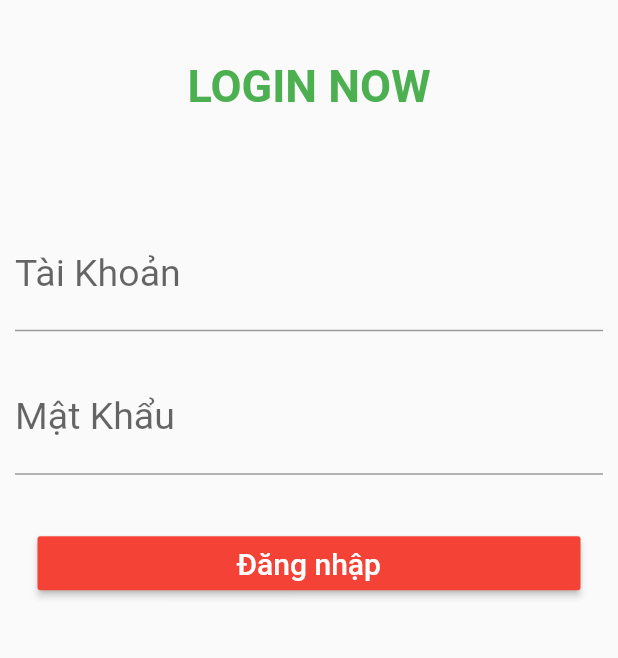
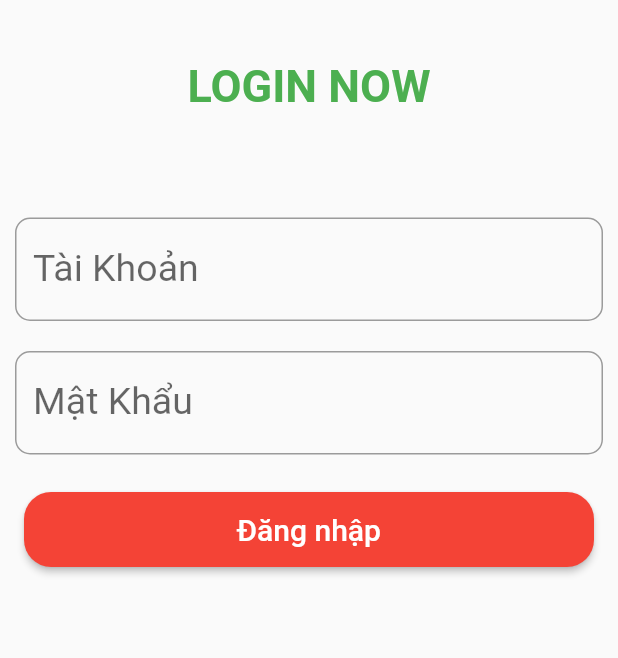
Before and after one commit to vuquangdai1997/coffee_quang_dai, a Flutter app: the screen it shows after launch, after a tap on "Sing IN", on a phone screen of 412 x 824 dp, the part 84-742 px from its top. Run offline on Flutter 3.47's test engine with Material 2 defaults, Android fonts, the phone set to English and light mode, and no system bars; our stand-ins replace flutter_svg; missing offline and left inert: dropdownfield; accounts and stored records are empty.

Commit message:
Dong dep trai

```diff
--- a/lib/screens/Login/ListLogin.dart
+++ b/lib/screens/Login/ListLogin.dart
@@ -1,7 +1,7 @@
 import 'package:CoffeeQuangDai/screens/Login/login.dart';
 import 'dart:async';
 import 'dart:convert';
-import 'package:http/http.dart';
+//import 'package:http/http.dart';
 class ListLogin {
   String taiKhoan;
   String matKhau;
--- a/lib/screens/Login/body_Dang_Nhap.dart
+++ b/lib/screens/Login/body_Dang_Nhap.dart
@@ -1,56 +1,176 @@
-
 import 'package:flutter/cupertino.dart';
 import 'package:flutter/material.dart';
 import 'login.dart';
 import 'singout.dart';
-
+import 'package:CoffeeQuangDai/constants.dart';
 class Body extends StatelessWidget {
   @override
   Widget build(BuildContext context) {
-    return Container(
+    return SingleChildScrollView(
       child: Column(
         mainAxisAlignment: MainAxisAlignment.start,
         crossAxisAlignment: CrossAxisAlignment.start,
         children: [
-              Expanded(
-
-                  child: Column(
+          Container(
+            margin: EdgeInsets.only(bottom: 10),
+            child: Stack(
               children: [
-                        Image.asset('assets/images/background.jpg',),
+                Image.asset(
+                  'assets/images/background.jpg',
+                ),
               ],
             ),
           ),
-             Expanded(
-                   child:Center(
-
+          Container(
+            child: Center(
               child: Row(
                 mainAxisAlignment: MainAxisAlignment.start,
                 crossAxisAlignment: CrossAxisAlignment.start,
                 children: [
-                         Padding(padding:EdgeInsets.only(left: 15)),
+                  Padding(padding: EdgeInsets.only(left: 15)),
                   Expanded(
-
-                          child: MaterialButton(child: Text('Sing IN', style: TextStyle(fontSize: 20.0, fontWeight: FontWeight.bold),),
-                            color: Colors.cyanAccent,
+                    child: MaterialButton(
+                      child: Text(
+                        'Mang về ',
+                        style: TextStyle(
+                            fontSize: 20.0, fontWeight: FontWeight.bold),
+                      ),
+                      color: Colors.lime,
                       textColor: Colors.white,
-                            onPressed: () {Navigator.push(context, MaterialPageRoute(builder: (context){
+                      onPressed: () {
+                        Navigator.push(context,
+                            MaterialPageRoute(builder: (context) {
                               return Login();
                             }));
                       },
                     ),
                   ),
-                         Padding(padding:EdgeInsets.only(right: 15)),
+                  Padding(padding: EdgeInsets.only(right: 15)),
                   Expanded(
-                           child: MaterialButton(child: Text('Sing UP', style: TextStyle(fontSize: 20.0, fontWeight: FontWeight.bold),),
-                             color: Colors.cyanAccent,
+                    child: MaterialButton(
+                      child: Text(
+                        'Giao tận nơi',
+                        style: TextStyle(
+                            fontSize: 20.0, fontWeight: FontWeight.bold),
+                      ),
+                      color: Colors.lime,
                       textColor: Colors.white,
-                             onPressed: () {Navigator.push(context, MaterialPageRoute(builder: (context){
+                      onPressed: () {
+                        Navigator.push(context,
+                            MaterialPageRoute(builder: (context) {
                               return Khaithongtin();
                             }));
                       },
                     ),
                   ),
-                         Padding(padding:EdgeInsets.only(right: 15)),
+                  Padding(padding: EdgeInsets.only(right: 15)),
+                ],
+              ),
+            ),
+          ),
+          SizedBox(
+            width: 420,
+            height: 150,
+            child: Container(
+              margin: EdgeInsets.all(10),
+              decoration: BoxDecoration(
+                borderRadius: BorderRadius.circular(10),
+                color: Colors.yellow.withOpacity(0.3),
+
+              ),
+              child: Column(
+                mainAxisAlignment: MainAxisAlignment.start,
+                crossAxisAlignment: CrossAxisAlignment.start,
+                children: [
+                  Padding(padding: EdgeInsets.all(10)),
+                  Padding(
+                    child:  Text('Giảm giá tất cả các sản phẩm từ ngày 3/1 - 4/1', style: TextStyle(fontSize: 18,fontWeight: FontWeight.bold)),
+                    padding: EdgeInsets.only(left: 15),
+                  ),
+                  Padding(
+                    child:  Text('Khuyến mại khủng lên đến 40 %', style: TextStyle(fontSize: 18,fontWeight: FontWeight.bold)),
+                    padding: EdgeInsets.only(left: 15),
+                  ),
+                  Padding(padding: EdgeInsets.only(left: 15),
+                  child:Text('Xin mời Quý khách hàng hãy đến mua ngay', style: TextStyle(fontSize: 18,fontWeight: FontWeight.bold)),
+                  )
+                ],
+              ),
+            ),
+          ),
+          SizedBox(
+            width: 420,
+            height: 150,
+            child: Container(
+              margin: EdgeInsets.all(10),
+              decoration: BoxDecoration(
+                borderRadius: BorderRadius.circular(10),
+                color: Colors.yellow.withOpacity(0.3),
+
+              ),
+              child: Column(
+                mainAxisAlignment: MainAxisAlignment.start,
+                crossAxisAlignment: CrossAxisAlignment.start,
+                children: [
+                  Padding(padding: EdgeInsets.all(10)),
+                  Padding(
+                    child:  Text('Giảm giá tất cả các sản phẩm nước uống từ ngày 30/4 - 8/5', style: TextStyle(fontSize: 18,fontWeight: FontWeight.bold)),
+                    padding: EdgeInsets.only(left: 15),
+                  ),
+                  Padding(
+                    child:  Text('Khuyến mại khủng lên đến 15 %', style: TextStyle(fontSize: 18,fontWeight: FontWeight.bold)),
+                    padding: EdgeInsets.only(left: 15),
+                  ),
+                  Padding(padding: EdgeInsets.only(left: 15),
+                    child:Text('Xin mời Quý khách hàng hãy đến mua ngay', style: TextStyle(fontSize: 18,fontWeight: FontWeight.bold)),
+                  )
+                ],
+              ),
+            ),
+          ),
+          Container(
+            child: Center(
+              child: Row(
+                mainAxisAlignment: MainAxisAlignment.start,
+                crossAxisAlignment: CrossAxisAlignment.start,
+                children: [
+                  Padding(padding: EdgeInsets.only(left: 15)),
+                  Expanded(
+                    child: MaterialButton(
+                      child: Text(
+                        'Sing IN',
+                        style: TextStyle(
+                            fontSize: 20.0, fontWeight: FontWeight.bold),
+                      ),
+                      color: Colors.cyanAccent,
+                      textColor: Colors.white,
+                      onPressed: () {
+                        Navigator.push(context,
+                            MaterialPageRoute(builder: (context) {
+                          return Login();
+                        }));
+                      },
+                    ),
+                  ),
+                  Padding(padding: EdgeInsets.only(right: 15)),
+                  Expanded(
+                    child: MaterialButton(
+                      child: Text(
+                        'Sing UP',
+                        style: TextStyle(
+                            fontSize: 20.0, fontWeight: FontWeight.bold),
+                      ),
+                      color: Colors.cyanAccent,
+                      textColor: Colors.white,
+                      onPressed: () {
+                        Navigator.push(context,
+                            MaterialPageRoute(builder: (context) {
+                          return Khaithongtin();
+                        }));
+                      },
+                    ),
+                  ),
+                  Padding(padding: EdgeInsets.only(right: 15)),
                 ],
               ),
             ),
--- a/lib/screens/Login/login.dart
+++ b/lib/screens/Login/login.dart
@@ -50,6 +50,9 @@ class _LoginState extends State<Login> {
 
                     decoration: InputDecoration(
                         labelText: 'Tài Khoản',
+                        border: OutlineInputBorder(
+                          borderRadius: BorderRadius.circular(10),
+                        ),
                     ),
                     style: TextStyle(color: Colors.black, fontSize: 25),
                     controller: controlertaikhoan,
@@ -66,6 +69,9 @@ class _LoginState extends State<Login> {
                     obscureText: true,
                     decoration: InputDecoration(
                       labelText: 'Mật Khẩu',
+                      border: OutlineInputBorder(
+                        borderRadius: BorderRadius.circular(10),
+                      ),
                     ),
                     style: TextStyle(color: Colors.black, fontSize: 25),
                     controller: contronlermatkhau,
@@ -77,14 +83,20 @@ class _LoginState extends State<Login> {
                     }
                 ),
               ),
-              Row(
-                children:<Widget> [
-                  Expanded(
+              Padding(padding: EdgeInsets.only(top: 15)),
+                SizedBox(
+                  width: 380,
+                  height: 50,
                   child:Container(
-                      margin: EdgeInsets.all(25),
+                    decoration: BoxDecoration(
+                      borderRadius: BorderRadius.circular(30),
+                    ),
                   child: MaterialButton(
                     child: Text('Đăng nhập', style: TextStyle(fontSize: 20.0),),
                     color: Colors.red,
+                    shape: RoundedRectangleBorder(
+                      borderRadius: BorderRadius.circular(18.0),
+                  ),
                     textColor: Colors.white,
                     onPressed: () {
                       if(_login.taiKhoan =="KH1" && _login.matKhau =="KH1")
@@ -101,12 +113,10 @@ class _LoginState extends State<Login> {
                       }
                     },
                   ),
-                    ),
-                  ),
+                  )
+                )
                 ],
               )
-            ],
-          ),
           ),
         ),
     );
--- a/lib/screens/details/components/add_to_cart.dart
+++ b/lib/screens/details/components/add_to_cart.dart
@@ -39,14 +39,15 @@ class AddToCart extends StatelessWidget {
           Expanded(
             child: SizedBox(
               height: 50,
-              child: FlatButton(
-                shape: RoundedRectangleBorder(
-                    borderRadius: BorderRadius.circular(18)),
-                color: product.color,
+              child:TextButton(
+                style: ButtonStyle(backgroundColor: MaterialStateProperty.all(product.color),
+                  shape: MaterialStateProperty.all(RoundedRectangleBorder(
+                      borderRadius: BorderRadius.circular(18)),),
+                ),
                 onPressed: () {
-                    Navigator.push(context, MaterialPageRoute(builder: (context){
-                       return Gio_hang();
-                    }));
+                  Navigator.push(context, MaterialPageRoute(builder: (context){
+                    return Gio_hang(product: product,);
+                  }));
                 },
                 child: Text(
                   " Thêm vào giỏ hàng".toUpperCase(),
--- a/pubspec.yaml
+++ b/pubspec.yaml
@@ -26,7 +26,7 @@ dependencies:
   dropdownfield: 1.0.0
   flutter:
     sdk: flutter
-  flutter_svg: ^0.19.0
+  flutter_svg: ^0.19.3
 
   # The following adds the Cupertino Icons font to your application.
   # Use with the CupertinoIcons class for iOS style icons.
```
Also changed, not shown: pubspec.lock. Lines whose indentation alone changed are shown as unchanged.
